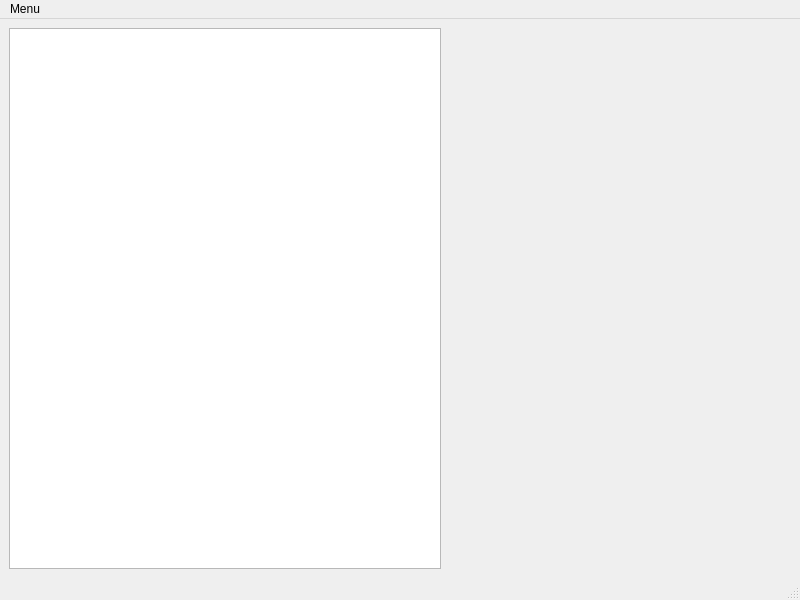
Qt form mainwindow.ui (JohnCiubuc/StreamLinkerino) before a commit.
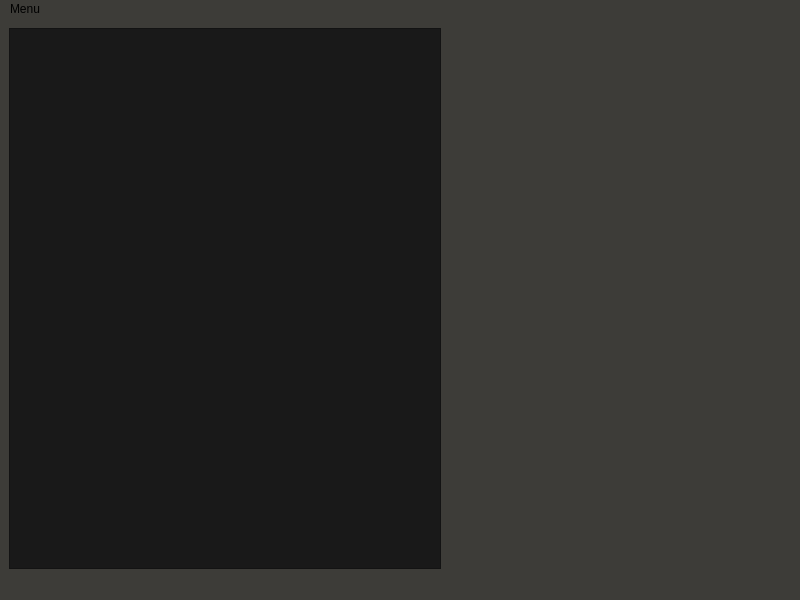
The same form after that commit.

What changed in the file:
```diff
--- a/mainwindow.ui
+++ b/mainwindow.ui
@@ -13,6 +13,9 @@
   <property name="windowTitle">
    <string>MainWindow</string>
   </property>
+  <property name="styleSheet">
+   <string notr="true">background-color: #3D3C38;</string>
+  </property>
   <widget class="QWidget" name="centralwidget">
    <layout class="QGridLayout" name="gridLayout">
     <property name="leftMargin">
@@ -50,7 +53,21 @@
      <widget class="QWidget" name="widget_2" native="true">
       <layout class="QGridLayout" name="gridLayout_2">
        <item row="0" column="0">
-        <widget class="QPlainTextEdit" name="plainTextEdit"/>
+        <widget class="QPlainTextEdit" name="plainTextEdit">
+         <property name="font">
+          <font>
+           <pointsize>12</pointsize>
+          </font>
+         </property>
+         <property name="styleSheet">
+          <string notr="true">background-color: #191919;
+color:#F9F9F9;</string>
+         </property>
+         <property name="plainText">
+          <string>
+</string>
+         </property>
+        </widget>
        </item>
       </layout>
      </widget>
```
